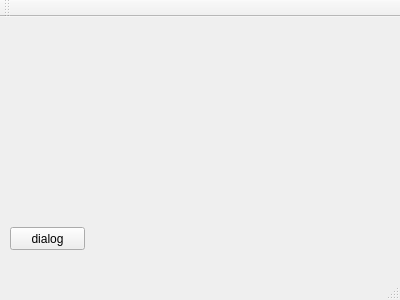
First picture: the form in mainwindow.ui, repository trainA/Qt_demo, before the edit.
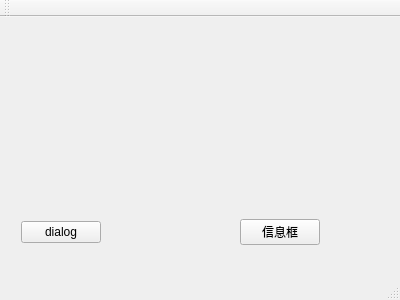
Second picture: the form after the edit.

Commit message: 添加了qDebug的使用方法和对话框的使用方法

```diff
--- a/mainwindow.ui
+++ b/mainwindow.ui
@@ -14,18 +14,44 @@
    <string>MainWindow</string>
   </property>
   <widget class="QWidget" name="centralWidget">
-   <widget class="QPushButton" name="pushButton">
+   <widget class="QWidget" name="horizontalLayoutWidget">
     <property name="geometry">
      <rect>
       <x>10</x>
-      <y>210</y>
-      <width>75</width>
-      <height>23</height>
+      <y>190</y>
+      <width>321</width>
+      <height>51</height>
      </rect>
     </property>
-    <property name="text">
-     <string>dialog</string>
-    </property>
+    <layout class="QHBoxLayout" name="horizontalLayout">
+     <item>
+      <widget class="QPushButton" name="pushButton">
+       <property name="text">
+        <string>dialog</string>
+       </property>
+      </widget>
+     </item>
+     <item>
+      <spacer name="horizontalSpacer">
+       <property name="orientation">
+        <enum>Qt::Horizontal</enum>
+       </property>
+       <property name="sizeHint" stdset="0">
+        <size>
+         <width>40</width>
+         <height>20</height>
+        </size>
+       </property>
+      </spacer>
+     </item>
+     <item>
+      <widget class="QPushButton" name="but_massage">
+       <property name="text">
+        <string>信息框</string>
+       </property>
+      </widget>
+     </item>
+    </layout>
    </widget>
   </widget>
   <widget class="QMenuBar" name="menuBar">
```
The commit also changes 3 other files.
